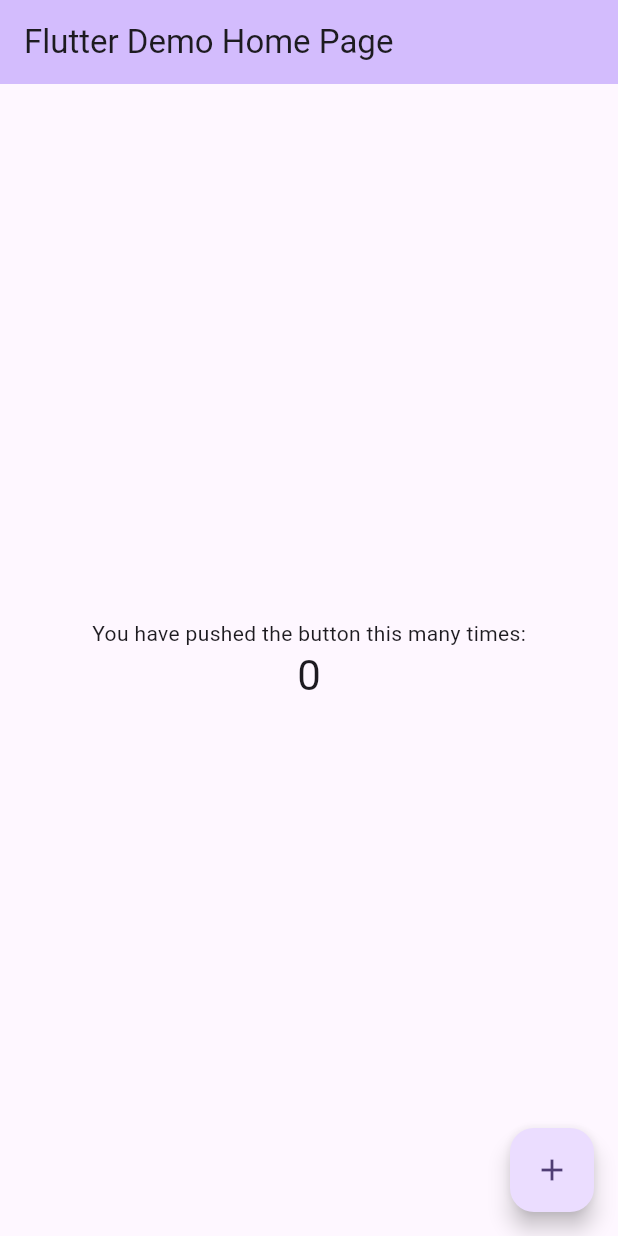
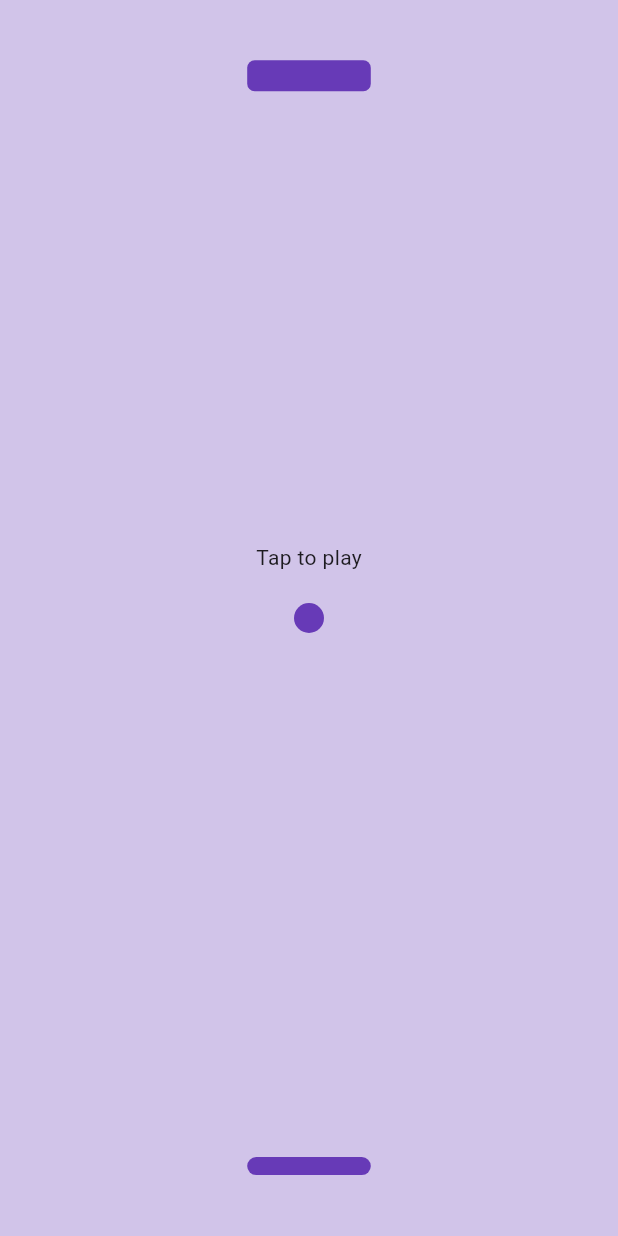
Before and after one commit to sabiq369/brick_breaker, a Flutter app: the screen it shows after launch, on a phone screen of 412 x 824 dp. Run offline on Flutter 3.47's test engine with Material 3 defaults, Android fonts, the phone set to English and light mode, and no system bars; our stand-ins replace get.

Commit message:
single brick with ball

```diff
--- /dev/null
+++ b/lib/common/extracted_widget/brick.dart
@@ -0,0 +1,31 @@
+import 'package:flutter/material.dart';
+
+class Brick extends StatelessWidget {
+  final brickX;
+  final brickY;
+  final brickWidth;
+  final brickHeight;
+  final brickBroken;
+  Brick(
+      {this.brickX,
+      this.brickY,
+      this.brickWidth,
+      this.brickHeight,
+      this.brickBroken});
+
+  @override
+  Widget build(BuildContext context) {
+    return brickBroken
+        ? const SizedBox()
+        : Container(
+            alignment: Alignment(brickX, brickY),
+            child: Container(
+              width: MediaQuery.of(context).size.width * brickWidth / 2,
+              height: MediaQuery.of(context).size.height * brickHeight / 2,
+              decoration: BoxDecoration(
+                  color: Colors.deepPurple,
+                  borderRadius: BorderRadius.circular(5)),
+            ),
+          );
+  }
+}
--- a/lib/main.dart
+++ b/lib/main.dart
@@ -1,4 +1,6 @@
+import 'package:brick_breaker/views/home_page/view/home_page.dart';
 import 'package:flutter/material.dart';
+import 'package:get/get.dart';
 
 void main() {
   runApp(const MyApp());
@@ -7,119 +9,16 @@ void main() {
 class MyApp extends StatelessWidget {
   const MyApp({super.key});
 
-  // This widget is the root of your application.
   @override
   Widget build(BuildContext context) {
-    return MaterialApp(
+    return GetMaterialApp(
       title: 'Flutter Demo',
+      debugShowCheckedModeBanner: false,
       theme: ThemeData(
-        // This is the theme of your application.
-        //
-        // TRY THIS: Try running your application with "flutter run". You'll see
-        // the application has a purple toolbar. Then, without quitting the app,
-        // try changing the seedColor in the colorScheme below to Colors.green
-        // and then invoke "hot reload" (save your changes or press the "hot
-        // reload" button in a Flutter-supported IDE, or press "r" if you used
-        // the command line to start the app).
-        //
-        // Notice that the counter didn't reset back to zero; the application
-        // state is not lost during the reload. To reset the state, use hot
-        // restart instead.
-        //
-        // This works for code too, not just values: Most code changes can be
-        // tested with just a hot reload.
         colorScheme: ColorScheme.fromSeed(seedColor: Colors.deepPurple),
         useMaterial3: true,
       ),
-      home: const MyHomePage(title: 'Flutter Demo Home Page'),
+      home: HomePage(),
     );
   }
 }
-
-class MyHomePage extends StatefulWidget {
-  const MyHomePage({super.key, required this.title});
-
-  // This widget is the home page of your application. It is stateful, meaning
-  // that it has a State object (defined below) that contains fields that affect
-  // how it looks.
-
-  // This class is the configuration for the state. It holds the values (in this
-  // case the title) provided by the parent (in this case the App widget) and
-  // used by the build method of the State. Fields in a Widget subclass are
-  // always marked "final".
-
-  final String title;
-
-  @override
-  State<MyHomePage> createState() => _MyHomePageState();
-}
-
-class _MyHomePageState extends State<MyHomePage> {
-  int _counter = 0;
-
-  void _incrementCounter() {
-    setState(() {
-      // This call to setState tells the Flutter framework that something has
-      // changed in this State, which causes it to rerun the build method below
-      // so that the display can reflect the updated values. If we changed
-      // _counter without calling setState(), then the build method would not be
-      // called again, and so nothing would appear to happen.
-      _counter++;
-    });
-  }
-
-  @override
-  Widget build(BuildContext context) {
-    // This method is rerun every time setState is called, for instance as done
-    // by the _incrementCounter method above.
-    //
-    // The Flutter framework has been optimized to make rerunning build methods
-    // fast, so that you can just rebuild anything that needs updating rather
-    // than having to individually change instances of widgets.
-    return Scaffold(
-      appBar: AppBar(
-        // TRY THIS: Try changing the color here to a specific color (to
-        // Colors.amber, perhaps?) and trigger a hot reload to see the AppBar
-        // change color while the other colors stay the same.
-        backgroundColor: Theme.of(context).colorScheme.inversePrimary,
-        // Here we take the value from the MyHomePage object that was created by
-        // the App.build method, and use it to set our appbar title.
-        title: Text(widget.title),
-      ),
-      body: Center(
-        // Center is a layout widget. It takes a single child and positions it
-        // in the middle of the parent.
-        child: Column(
-          // Column is also a layout widget. It takes a list of children and
-          // arranges them vertically. By default, it sizes itself to fit its
-          // children horizontally, and tries to be as tall as its parent.
-          //
-          // Column has various properties to control how it sizes itself and
-          // how it positions its children. Here we use mainAxisAlignment to
-          // center the children vertically; the main axis here is the vertical
-          // axis because Columns are vertical (the cross axis would be
-          // horizontal).
-          //
-          // TRY THIS: Invoke "debug painting" (choose the "Toggle Debug Paint"
-          // action in the IDE, or press "p" in the console), to see the
-          // wireframe for each widget.
-          mainAxisAlignment: MainAxisAlignment.center,
-          children: <Widget>[
-            const Text(
-              'You have pushed the button this many times:',
-            ),
-            Text(
-              '$_counter',
-              style: Theme.of(context).textTheme.headlineMedium,
-            ),
-          ],
-        ),
-      ),
-      floatingActionButton: FloatingActionButton(
-        onPressed: _incrementCounter,
-        tooltip: 'Increment',
-        child: const Icon(Icons.add),
-      ), // This trailing comma makes auto-formatting nicer for build methods.
-    );
-  }
-}
--- /dev/null
+++ b/lib/views/home_page/controller/home_page_controller.dart
@@ -0,0 +1,84 @@
+import 'dart:async';
+
+import 'package:flutter/services.dart';
+import 'package:get/get.dart';
+
+class HomePageController extends GetxController {
+  RxBool hasGameStarted = false.obs,
+      isGameOver = false.obs,
+      brickBroken = false.obs;
+  RxDouble ballX = 0.0.obs, ballY = 0.0.obs, playerX = (-0.2).obs;
+  double playerWidth = 0.4,
+      brickX = 0.0,
+      brickY = -0.9,
+      brickWidth = 0.4,
+      brickHeight = 0.05;
+  var ballDirection = Direction.down;
+
+  void startGame() {
+    hasGameStarted.value = true;
+    Timer.periodic(Duration(milliseconds: 10), (timer) {
+      updateDirection();
+      moveBall();
+      if (isPlayerDead()) {
+        timer.cancel();
+        isGameOver.value = true;
+      }
+      checkForBrokenBrick();
+    });
+  }
+
+  bool isPlayerDead() {
+    if (ballY.value >= 1) {
+      return true;
+    }
+    return false;
+  }
+
+  void moveBall() {
+    if (ballDirection == Direction.down) {
+      ballY.value += 0.01;
+    } else if (ballDirection == Direction.up) {
+      ballY.value -= 0.01;
+    }
+  }
+
+  void checkForBrokenBrick() {
+    if (ballX.value >= brickX &&
+        ballX.value <= brickX + brickWidth &&
+        ballY <= brickY + brickHeight &&
+        brickBroken.value == false) {
+      brickBroken.value = true;
+      ballDirection = Direction.down;
+    }
+  }
+
+  void updateDirection() {
+    if (ballY.value >= 0.9 &&
+        ballX >= playerX.value &&
+        ballX <= playerX.value + playerWidth) {
+      ballDirection = Direction.up;
+    } else if (ballY.value <= -1) {
+      ballDirection = Direction.down;
+    }
+  }
+
+  onKey(KeyEvent event) {
+    if (event.logicalKey == LogicalKeyboardKey.arrowLeft) {
+      print('||||| left pressed |||||||||');
+      if (!(playerX.value - 0.2 < -1)) {
+        playerX.value -= 0.2;
+      }
+    } else if (event.logicalKey == LogicalKeyboardKey.arrowRight) {
+      print('||||| right pressed |||||||||');
+      if (!(playerX.value + playerWidth >= 1)) {
+        playerX.value += 0.2;
+      }
+    }
+  }
+}
+
+enum Direction {
+  up,
+  down,
+}
--- /dev/null
+++ b/lib/views/home_page/view/home_page.dart
@@ -0,0 +1,74 @@
+import 'package:brick_breaker/common/extracted_widget/brick.dart';
+import 'package:brick_breaker/views/home_page/controller/home_page_controller.dart';
+import 'package:flutter/material.dart';
+import 'package:get/get.dart';
+import 'package:get/get_core/src/get_main.dart';
+import 'package:get/get_instance/get_instance.dart';
+
+class HomePage extends StatelessWidget {
+  HomePage({Key? key}) : super(key: key);
+  final HomePageController _homePageController = Get.put(HomePageController());
+  final FocusNode focusNode = FocusNode();
+
+  @override
+  Widget build(BuildContext context) {
+    return Obx(() {
+      return KeyboardListener(
+        onKeyEvent: (event) => _homePageController.onKey(event),
+        autofocus: true,
+        focusNode: focusNode,
+        child: GestureDetector(
+          onTap: _homePageController.startGame,
+          child: Scaffold(
+            backgroundColor: Colors.deepPurple[100],
+            body: Center(
+              child: Stack(
+                children: [
+                  Container(
+                    alignment: Alignment(0, -0.1),
+                    child: Text('Tap to play'),
+                  ),
+                  Container(
+                    alignment: Alignment(_homePageController.ballX.value,
+                        _homePageController.ballY.value),
+                    child: Container(
+                      width: 20,
+                      height: 20,
+                      decoration: BoxDecoration(
+                        shape: BoxShape.circle,
+                        color: Colors.deepPurple,
+                      ),
+                    ),
+                  ),
+                  Container(
+                    alignment: Alignment(
+                        (2 * _homePageController.playerX.value +
+                                _homePageController.playerWidth) /
+                            (2 - _homePageController.playerWidth),
+                        0.9),
+                    child: Container(
+                      height: 12,
+                      width: MediaQuery.of(context).size.width *
+                          _homePageController.playerWidth /
+                          2,
+                      decoration: BoxDecoration(
+                          color: Colors.deepPurple,
+                          borderRadius: BorderRadius.circular(10)),
+                    ),
+                  ),
+                  Brick(
+                    brickX: _homePageController.brickX,
+                    brickY: _homePageController.brickY,
+                    brickWidth: _homePageController.brickWidth,
+                    brickHeight: _homePageController.brickHeight,
+                    brickBroken: _homePageController.brickBroken.value,
+                  ),
+                ],
+              ),
+            ),
+          ),
+        ),
+      );
+    });
+  }
+}
--- a/pubspec.yaml
+++ b/pubspec.yaml
@@ -35,6 +35,7 @@ dependencies:
   # The following adds the Cupertino Icons font to your application.
   # Use with the CupertinoIcons class for iOS style icons.
   cupertino_icons: ^1.0.8
+  get:
 
 dev_dependencies:
   flutter_test:
```
Also changed, not shown: pubspec.lock.
